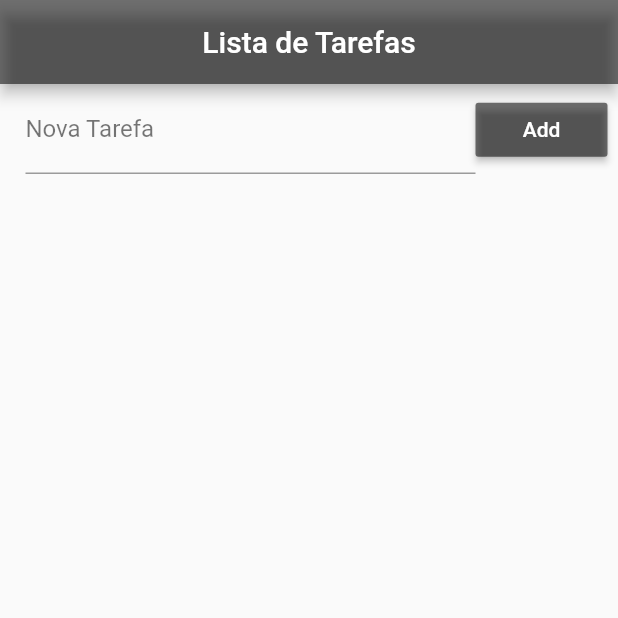
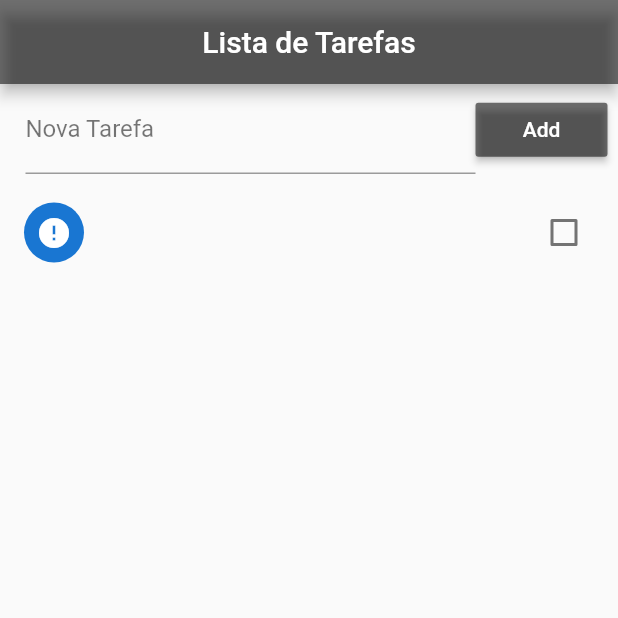
Before and after one commit to douglasfreire/AppLista, a Flutter app: the screen it shows after launch, after a tap on "Add", on a phone screen of 412 x 824 dp, the top half of it. Run offline on Flutter 3.47's test engine with Material 2 defaults, Android fonts, the phone set to English and light mode, and no system bars.

Commit message:
Adição da listagem, icones e checkbox

```diff
--- a/lib/main.dart
+++ b/lib/main.dart
@@ -17,7 +17,20 @@ class Home extends StatefulWidget {
 
 class _HomeState extends State<Home> {
 
+  final toDoController = TextEditingController();
+
   List toDoList = [];
+
+  void addToDo(){
+    setState(() {
+      Map<String, dynamic> newToDo = Map();
+      newToDo["title"] = toDoController.text;
+      toDoController.text="";
+      newToDo["ok"] = false;
+      toDoList.add(newToDo);
+    });
+  }
+
   @override
   Widget build(BuildContext context) {
     return Scaffold(
@@ -34,6 +47,7 @@ class _HomeState extends State<Home> {
               children: <Widget>[
                 Expanded(
                   child: TextField(
+                    controller: toDoController,
                     decoration: InputDecoration(
                         labelText: "Nova Tarefa",
                         labelStyle: TextStyle(color: Colors.black54)
@@ -44,11 +58,32 @@ class _HomeState extends State<Home> {
                   color: Colors.black54,
                   child: Text("Add"),
                   textColor: Colors.white,
-                  onPressed: (){},
+                  onPressed: addToDo,
                 ),
               ],
             ),
-          )
+          ),
+          Expanded(
+            child: ListView.builder(
+                padding: EdgeInsets.only(top: 10.0),
+                itemCount: toDoList.length,
+                itemBuilder: (context, index){
+                  return CheckboxListTile(
+                    title: Text(toDoList[index]["title"]),
+                    value: toDoList[index]["ok"],
+                    secondary: CircleAvatar(
+                      child: Icon(toDoList[index]["ok"]?
+                      Icons.check : Icons.error),
+                    ),
+                    onChanged: (c){
+                      setState(() {
+                        toDoList[index]["ok"] = c;
+                      });
+                    },
+                  );
+                  },
+          ),
+          ),
         ],
       ),
     );
```
